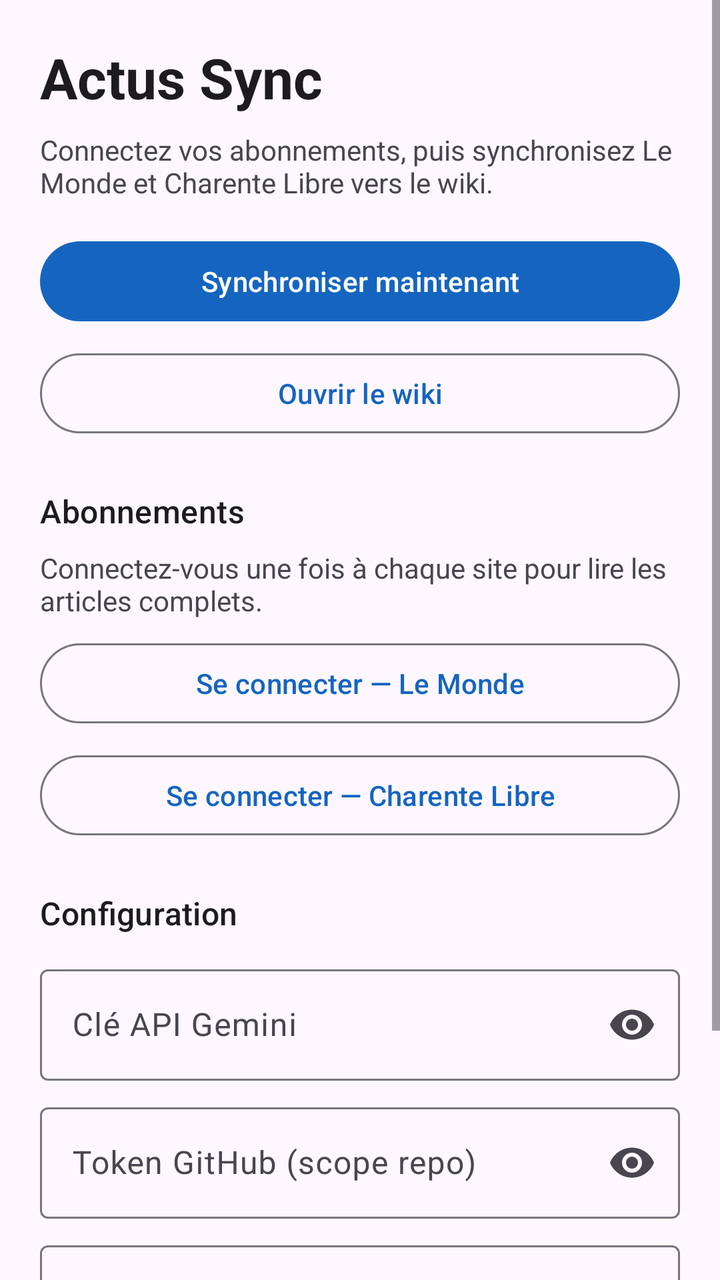
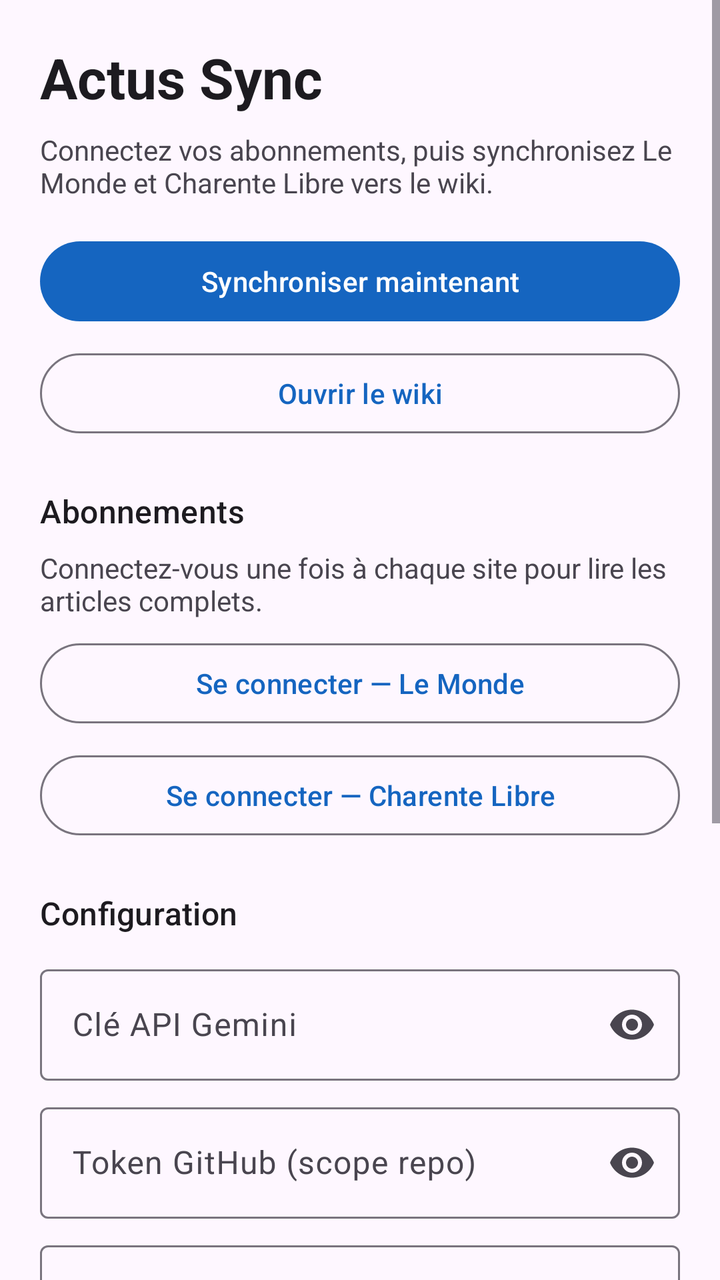

Screens rendered from an Android XML layout before and after an edit, with the pre-edit source and the edit as a unified diff.
<!-- AndroidManifest.xml: application theme Theme.ActusSync -->
<!-- res/layout/activity_main.xml -->
<?xml version="1.0" encoding="utf-8"?>
<ScrollView xmlns:android="http://schemas.android.com/apk/res/android"
    xmlns:app="http://schemas.android.com/apk/res-auto"
    android:layout_width="match_parent"
    android:layout_height="match_parent"
    android:fillViewport="true">

    <LinearLayout
        android:layout_width="match_parent"
        android:layout_height="wrap_content"
        android:orientation="vertical"
        android:padding="20dp">

        <TextView
            android:layout_width="match_parent"
            android:layout_height="wrap_content"
            android:text="Actus Sync"
            android:textAppearance="?attr/textAppearanceHeadlineMedium"
            android:textStyle="bold" />

        <TextView
            android:id="@+id/statusText"
            android:layout_width="match_parent"
            android:layout_height="wrap_content"
            android:layout_marginTop="8dp"
            android:text="@string/sync_idle" />

        <com.google.android.material.button.MaterialButton
            android:id="@+id/syncButton"
            android:layout_width="match_parent"
            android:layout_height="wrap_content"
            android:layout_marginTop="16dp"
            android:text="@string/sync_now" />

        <com.google.android.material.button.MaterialButton
            android:id="@+id/openWikiButton"
            style="@style/Widget.Material3.Button.OutlinedButton"
            android:layout_width="match_parent"
            android:layout_height="wrap_content"
            android:layout_marginTop="8dp"
            android:text="@string/open_wiki" />

        <TextView
            android:layout_width="match_parent"
            android:layout_height="wrap_content"
            android:layout_marginTop="24dp"
            android:text="@string/subscriptions_title"
            android:textAppearance="?attr/textAppearanceTitleMedium" />

        <TextView
            android:id="@+id/subscriptionStatus"
            android:layout_width="match_parent"
            android:layout_height="wrap_content"
            android:layout_marginTop="8dp"
            android:text="@string/subscriptions_hint" />

        <com.google.android.material.button.MaterialButton
            android:id="@+id/loginLeMondeButton"
            style="@style/Widget.Material3.Button.OutlinedButton"
            android:layout_width="match_parent"
            android:layout_height="wrap_content"
            android:layout_marginTop="8dp"
            android:text="@string/login_lemonde" />

        <com.google.android.material.button.MaterialButton
            android:id="@+id/loginCharenteButton"
            style="@style/Widget.Material3.Button.OutlinedButton"
            android:layout_width="match_parent"
            android:layout_height="wrap_content"
            android:layout_marginTop="8dp"
            android:text="@string/login_charente" />

        <TextView
            android:layout_width="match_parent"
            android:layout_height="wrap_content"
            android:layout_marginTop="24dp"
            android:text="@string/settings_title"
            android:textAppearance="?attr/textAppearanceTitleMedium" />

        <com.google.android.material.textfield.TextInputLayout
            android:layout_width="match_parent"
            android:layout_height="wrap_content"
            android:layout_marginTop="12dp"
            android:hint="@string/gemini_key_hint"
            app:endIconMode="password_toggle">

            <com.google.android.material.textfield.TextInputEditText
                android:id="@+id/geminiKeyInput"
                android:layout_width="match_parent"
                android:layout_height="wrap_content"
                android:inputType="textPassword" />
        </com.google.android.material.textfield.TextInputLayout>

        <com.google.android.material.textfield.TextInputLayout
            android:layout_width="match_parent"
            android:layout_height="wrap_content"
            android:layout_marginTop="8dp"
            android:hint="@string/github_token_hint"
            app:endIconMode="password_toggle">

            <com.google.android.material.textfield.TextInputEditText
                android:id="@+id/githubTokenInput"
                android:layout_width="match_parent"
                android:layout_height="wrap_content"
                android:inputType="textPassword" />
        </com.google.android.material.textfield.TextInputLayout>

        <com.google.android.material.textfield.TextInputLayout
            android:layout_width="match_parent"
            android:layout_height="wrap_content"
            android:layout_marginTop="8dp"
            android:hint="@string/github_repo_hint">

            <com.google.android.material.textfield.TextInputEditText
                android:id="@+id/githubRepoInput"
                android:layout_width="match_parent"
                android:layout_height="wrap_content"
                android:inputType="text" />
        </com.google.android.material.textfield.TextInputLayout>

        <com.google.android.material.button.MaterialButton
            android:id="@+id/saveButton"
            style="@style/Widget.Material3.Button.TonalButton"
            android:layout_width="match_parent"
            android:layout_height="wrap_content"
            android:layout_marginTop="12dp"
            android:text="@string/save_settings" />

        <TextView
            android:id="@+id/logText"
            android:layout_width="match_parent"
            android:layout_height="wrap_content"
            android:layout_marginTop="20dp"
            android:fontFamily="monospace"
            android:textAppearance="?attr/textAppearanceBodySmall"
            android:textIsSelectable="true" />
    </LinearLayout>
</ScrollView>
<!-- resources referenced by this layout -->
<resources>
  <string name="gemini_key_hint">Clé API Gemini</string>
  <string name="github_repo_hint">Dépôt (ex. lionelclercq/Actus)</string>
  <string name="github_token_hint">Token GitHub (scope repo)</string>
  <string name="login_charente">Se connecter — Charente Libre</string>
  <string name="login_lemonde">Se connecter — Le Monde</string>
  <string name="open_wiki">Ouvrir le wiki</string>
  <string name="save_settings">Enregistrer</string>
  <string name="settings_title">Configuration</string>
  <string name="subscriptions_hint">Connectez-vous une fois à chaque site pour lire les articles complets.</string>
  <string name="subscriptions_title">Abonnements</string>
  <string name="sync_idle">Connectez vos abonnements, puis synchronisez Le Monde et Charente Libre vers le wiki.</string>
  <string name="sync_now">Synchroniser maintenant</string>
  <style name="Theme.ActusSync" parent="Theme.Material3.DayNight.NoActionBar">
          <item name="colorPrimary">@color/actus_primary</item>
          <item name="colorPrimaryContainer">@color/actus_primary_container</item>
      </style>
  <color name="actus_primary">#1565C0</color>
  <color name="actus_primary_container">#E3F2FD</color>
</resources>

<!-- the commit's change to res/layout/activity_main.xml (unified diff, before → after) -->
@@ -126,6 +126,36 @@
             android:layout_marginTop="12dp"
             android:text="@string/save_settings" />
 
+        <com.google.android.material.button.MaterialButton
+            android:id="@+id/exportConfigButton"
+            style="@style/Widget.Material3.Button.OutlinedButton"
+            android:layout_width="match_parent"
+            android:layout_height="wrap_content"
+            android:layout_marginTop="8dp"
+            android:text="@string/export_config" />
+
+        <com.google.android.material.button.MaterialButton
+            android:id="@+id/importConfigButton"
+            style="@style/Widget.Material3.Button.OutlinedButton"
+            android:layout_width="match_parent"
+            android:layout_height="wrap_content"
+            android:layout_marginTop="8dp"
+            android:text="@string/import_config" />
+
+        <com.google.android.material.textfield.TextInputLayout
+            android:layout_width="match_parent"
+            android:layout_height="wrap_content"
+            android:layout_marginTop="8dp"
+            android:hint="@string/import_config_hint">
+
+            <com.google.android.material.textfield.TextInputEditText
+                android:id="@+id/importConfigInput"
+                android:layout_width="match_parent"
+                android:layout_height="wrap_content"
+                android:inputType="textMultiLine"
+                android:minLines="2" />
+        </com.google.android.material.textfield.TextInputLayout>
+
         <TextView
             android:id="@+id/logText"
             android:layout_width="match_parent"
<!-- resource entries referenced after the edit -->
@@ -1,8 +1,11 @@
 <!-- resources referenced by this layout -->
 <resources>
+  <string name="export_config">Sauvegarder la configuration</string>
   <string name="gemini_key_hint">Clé API Gemini</string>
   <string name="github_repo_hint">Dépôt (ex. lionelclercq/Actus)</string>
   <string name="github_token_hint">Token GitHub (scope repo)</string>
+  <string name="import_config">Restaurer la configuration</string>
+  <string name="import_config_hint">Collez ici une sauvegarde exportée</string>
   <string name="login_charente">Se connecter — Charente Libre</string>
   <string name="login_lemonde">Se connecter — Le Monde</string>
   <string name="open_wiki">Ouvrir le wiki</string>
